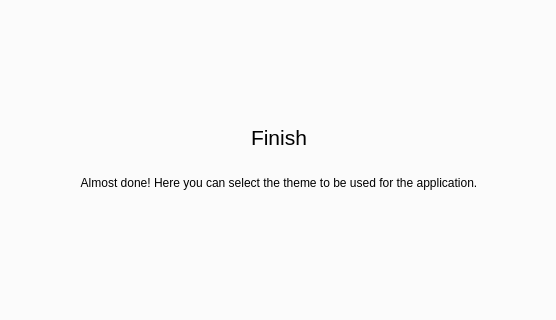
Qt form src/gui/dialogues/firstrundialog.ui (fiffty-50/openPilotLog) before a commit; both pictures show x 361 to 917 and y 128 to 448 of the 1280 by 720 pixel window.
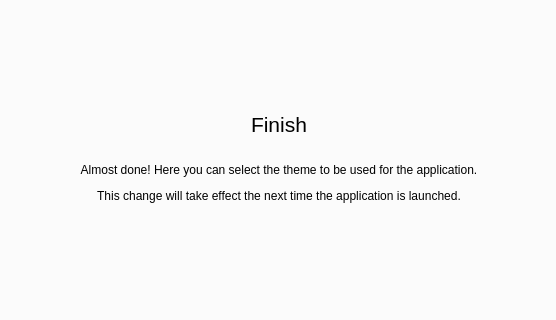
The same form after that commit. The open tabs and pages were chosen to show the change.

Commit message: updated settings widget and pilotwidget

```diff
--- a/src/gui/dialogues/firstrundialog.ui
+++ b/src/gui/dialogues/firstrundialog.ui
@@ -395,7 +395,7 @@
        <item row="0" column="0" colspan="2">
         <widget class="QLabel" name="label_4">
          <property name="text">
-          <string>&lt;html&gt;&lt;head/&gt;&lt;body&gt;&lt;p align=&quot;center&quot;&gt;&lt;span style=&quot; font-size:16pt;&quot;&gt;Finish&lt;/span&gt;&lt;/p&gt;&lt;p align=&quot;center&quot;&gt;&lt;br/&gt;Almost done! Here you can select the theme to be used for the application.&lt;/p&gt;&lt;/body&gt;&lt;/html&gt;</string>
+          <string>&lt;html&gt;&lt;head/&gt;&lt;body&gt;&lt;p align=&quot;center&quot;&gt;&lt;span style=&quot; font-size:16pt;&quot;&gt;Finish&lt;/span&gt;&lt;/p&gt;&lt;p align=&quot;center&quot;&gt;&lt;br/&gt;Almost done! Here you can select the theme to be used for the application.&lt;/p&gt;&lt;p align=&quot;center&quot;&gt;This change will take effect the next time the application is launched.&lt;/p&gt;&lt;/body&gt;&lt;/html&gt;</string>
          </property>
          <property name="textFormat">
           <enum>Qt::RichText</enum>
```
The commit also changes 7 other files.
